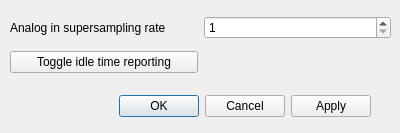
The window that gui/performancedialog.ui (CompEphys-team/rtdo) describes before a commit, drawn with Qt 5.
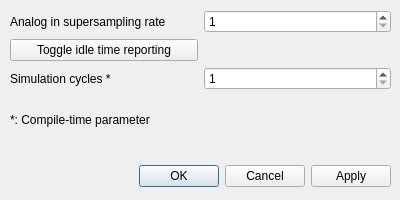
The same window after the commit.

Commit message: Made simulation cycle count configurable; several bugfixes

Diff of the .ui file:
```diff
--- a/gui/performancedialog.ui
+++ b/gui/performancedialog.ui
@@ -7,7 +7,7 @@
     <x>0</x>
     <y>0</y>
     <width>400</width>
-    <height>133</height>
+    <height>200</height>
    </rect>
   </property>
   <property name="windowTitle">
@@ -16,8 +16,8 @@
   <widget class="QDialogButtonBox" name="buttonBox">
    <property name="geometry">
     <rect>
-     <x>30</x>
-     <y>90</y>
+     <x>50</x>
+     <y>160</y>
      <width>341</width>
      <height>32</height>
     </rect>
@@ -29,20 +29,26 @@
     <set>QDialogButtonBox::Apply|QDialogButtonBox::Cancel|QDialogButtonBox::Ok</set>
    </property>
   </widget>
-  <widget class="QWidget" name="">
+  <widget class="QWidget" name="layoutWidget">
    <property name="geometry">
     <rect>
      <x>10</x>
      <y>10</y>
      <width>381</width>
-     <height>70</height>
+     <height>134</height>
     </rect>
    </property>
    <layout class="QGridLayout" name="gridLayout">
-    <item row="0" column="0">
-     <widget class="QLabel" name="label">
-      <property name="text">
-       <string>Analog in supersampling rate</string>
+    <item row="2" column="1">
+     <widget class="QSpinBox" name="simCycles">
+      <property name="toolTip">
+       <string>&lt;html&gt;&lt;head/&gt;&lt;body&gt;&lt;p&gt;Number of computation cycles per time step. Higher values improve modelling accuracy, but increase simulation time requirements roughly linearly.&lt;/p&gt;&lt;/body&gt;&lt;/html&gt;</string>
+      </property>
+      <property name="minimum">
+       <number>1</number>
+      </property>
+      <property name="maximum">
+       <number>1000</number>
       </property>
      </widget>
     </item>
@@ -56,6 +62,13 @@
       </property>
      </widget>
     </item>
+    <item row="2" column="0">
+     <widget class="QLabel" name="label_2">
+      <property name="text">
+       <string>Simulation cycles *</string>
+      </property>
+     </widget>
+    </item>
     <item row="1" column="0">
      <widget class="QPushButton" name="reportingToggle">
       <property name="text">
@@ -63,6 +76,20 @@
       </property>
      </widget>
     </item>
+    <item row="0" column="0">
+     <widget class="QLabel" name="label">
+      <property name="text">
+       <string>Analog in supersampling rate</string>
+      </property>
+     </widget>
+    </item>
+    <item row="3" column="0" colspan="2">
+     <widget class="QLabel" name="label_3">
+      <property name="text">
+       <string>*: Compile-time parameter</string>
+      </property>
+     </widget>
+    </item>
    </layout>
   </widget>
  </widget>
```
The commit also changes 7 other files.
